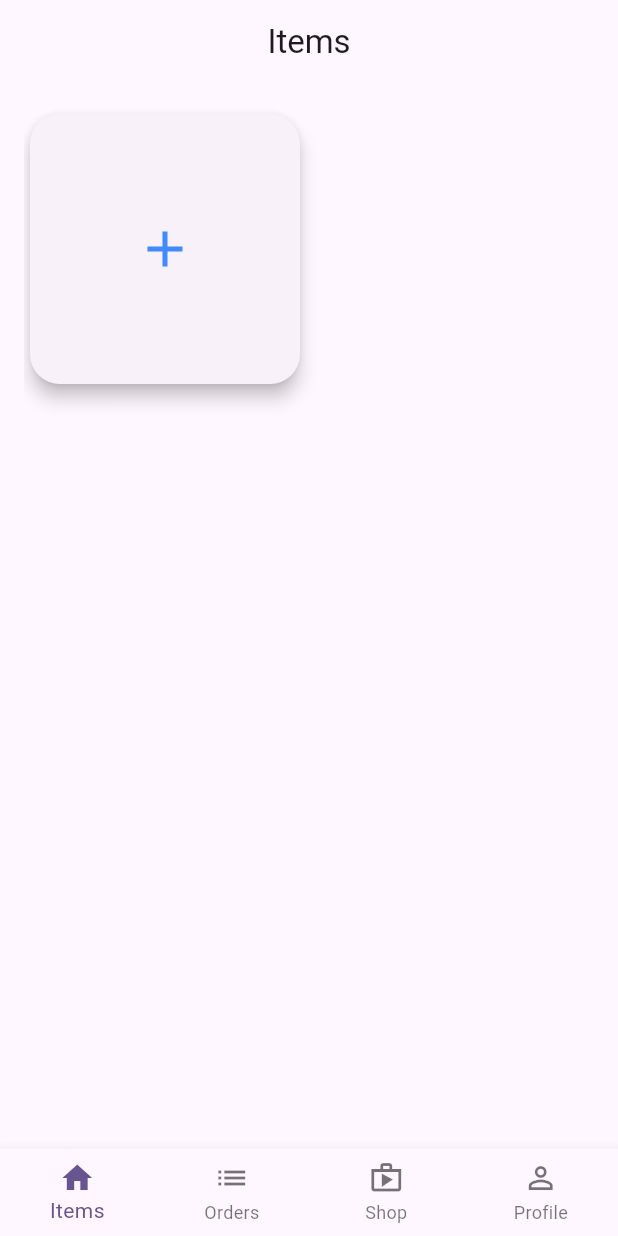
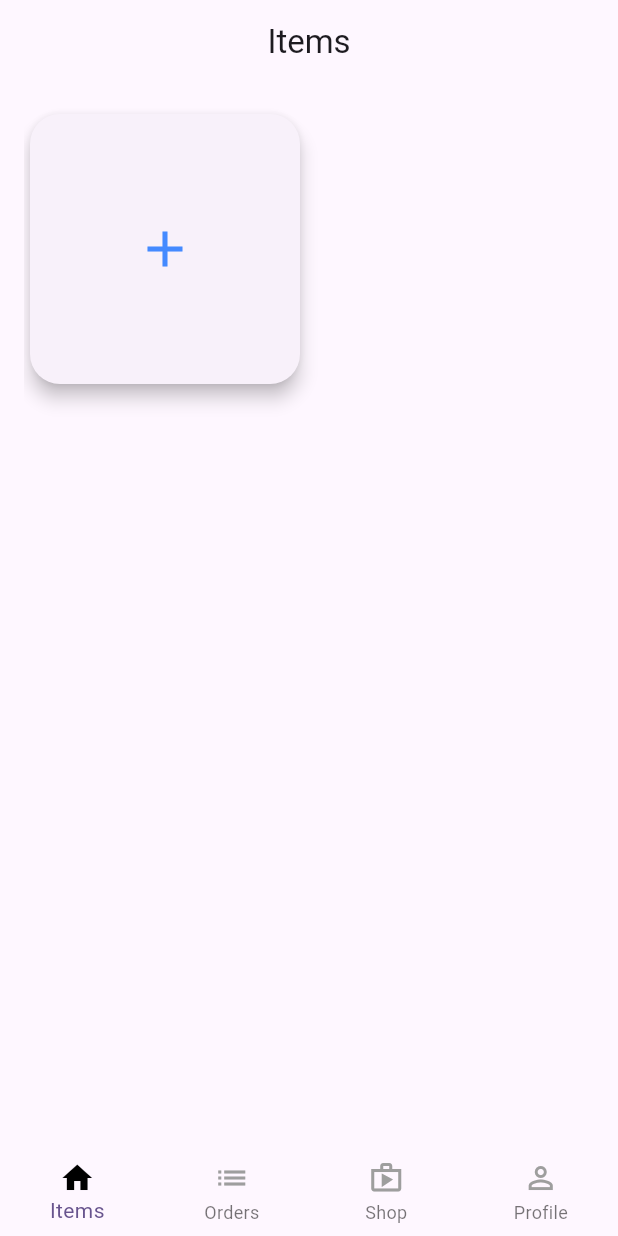
Before and after one commit to HelmiRmili3/ecohouseadmin, a Flutter app: the HomeScreen screen opened by its route, on a phone screen of 412 x 824 dp. Run offline on Flutter 3.47's test engine with Material 3 defaults, Android fonts, the phone set to English and light mode, and no system bars; our stand-ins replace bloc, cloud_firestore, equatable, file_picker, firebase_auth, firebase_core and 3 more; missing offline and left inert: flutter_facebook_auth; accounts and stored records are empty; network calls fail.

Commit message:
commit 1.0.0

```diff
--- a/lib/core/constants.dart
+++ b/lib/core/constants.dart
@@ -4,4 +4,6 @@ class Constants {
   static const String apiUrl = 'https://api.example.com';
   static const String login = 'Login';
   static const String item = 'Items';
+  static const String placeholderLink =
+      "https://media.istockphoto.com/id/1147544807/vector/thumbnail-image-vector-graphic.jpg?s=612x612&w=0&k=20&c=rnCKVbdxqkjlcs3xH87-9gocETqpspHFXu5dIGB4wuM=";
 }
--- a/lib/core/routes.dart
+++ b/lib/core/routes.dart
@@ -1,4 +1,3 @@
-
 import 'package:admin/features/auth/presentation/screens/login_screen.dart';
 import 'package:admin/features/home/presentation/screens/home.dart';
 import 'package:admin/features/items/presentation/screens/add_item_page.dart';
@@ -10,6 +9,7 @@ Map<String, WidgetBuilder> routes = {
   Routes.login: (context) => const LoginScreen(),
   Routes.home: (context) => const HomeScreen(),
   Routes.addItemPage: (context) => const AddItemPage(),
+
 };
 
 class Routes {
@@ -17,4 +17,5 @@ class Routes {
   static const String login = '/login';
   static const String home = '/home';
   static const String addItemPage = '/addItemPage';
+  //static const String updateItemPage = '/updateItemPage';
 }
--- a/lib/features/home/presentation/screens/home.dart
+++ b/lib/features/home/presentation/screens/home.dart
@@ -27,26 +27,49 @@ class _HomeScreenState extends State<HomeScreen> {
       ),
       body: pages[myCurrentIndex],
       bottomNavigationBar: Container(
-        decoration:const BoxDecoration(
-        color: Colors.transparent, // Set transparent color
-        boxShadow: [], // Remove any shadows
-      ),
+        decoration: const BoxDecoration(
+          color: Colors.transparent, // Set transparent color
+          boxShadow: [], // Remove any shadows
+        ),
         child: BottomNavigationBar(
           type: BottomNavigationBarType.fixed, // Set type to fixed
-         // backgroundColor: Colors.transparent.withOpacity(0.9), // Set transparent color
-        //  elevation: 0, // Set elevation to 0
+          // backgroundColor: Colors.transparent.withOpacity(0.9), // Set transparent color
+            elevation: 0, // Set elevation to 0
+
           onTap: (index) {
             setState(() {
               myCurrentIndex = index;
             });
           },
-          items: const [
-            BottomNavigationBarItem(icon: Icon(Icons.home), label: "Items"),
-            BottomNavigationBarItem(icon: Icon(Icons.list), label: "Orders"),
+          items: [
             BottomNavigationBarItem(
-                icon: Icon(Icons.shop_outlined), label: "Shop"),
+              icon: Icon(
+                Icons.home,
+                color: myCurrentIndex == 0 ? Colors.black : Colors.grey,
+              ),
+              label: "Items",
+            ),
             BottomNavigationBarItem(
-                icon: Icon(Icons.person_outline), label: "Profile"),
+              icon: Icon(
+                Icons.list,
+                color: myCurrentIndex == 1 ? Colors.black : Colors.grey,
+              ),
+              label: "Orders",
+            ),
+            BottomNavigationBarItem(
+              icon: Icon(
+                Icons.shop_outlined,
+                color: myCurrentIndex == 2 ? Colors.black : Colors.grey,
+              ),
+              label: "Shop",
+            ),
+            BottomNavigationBarItem(
+              icon: Icon(
+                Icons.person_outline,
+                color: myCurrentIndex == 3 ? Colors.black : Colors.grey,
+              ),
+              label: "Profile",
+            ),
           ],
         ),
       ),
--- a/lib/features/items/bloc/items_events.dart
+++ b/lib/features/items/bloc/items_events.dart
@@ -32,8 +32,12 @@ class RemoveItem extends ItemsEvent {
 
 class UpdateItem extends ItemsEvent {
   final ProductModule product;
+  final File? image;
 
-  const UpdateItem({required this.product});
+  const UpdateItem({
+    required this.image,
+    required this.product,
+  });
 
   @override
   List<Object?> get props => [product];
--- a/lib/features/items/modules/product.dart
+++ b/lib/features/items/modules/product.dart
@@ -7,27 +7,26 @@ class ProductModule {
   final int pointsPerKg;
   final String image;
   int weight;
-  ProductModule(
-      {required this.id,
+  ProductModule({
+    required this.id,
     required this.name,
     required this.pointsPerKg,
     required this.image,
-      required this.weight});
+    required this.weight,
+  });
 
-  // factory constructor to create a product with a generated ID
   factory ProductModule.create(
       {required String name,
       required int pointsPerKg,
       required int weight,
-       String image =""}) {
+      String image = ""}) {
     final String productId = const Uuid().v1();
     return ProductModule(
       id: productId,
       name: name,
       pointsPerKg: pointsPerKg,
       weight: weight,
-        image: image
-        // other properties...
+      image: image,
     );
   }
 
--- a/lib/features/items/presentation/screens/add_item_page.dart
+++ b/lib/features/items/presentation/screens/add_item_page.dart
@@ -1,5 +1,6 @@
 import 'dart:io';
 
+import 'package:admin/core/constants.dart';
 import 'package:admin/features/auth/presentation/widgets/custom_form_field.dart';
 import 'package:admin/features/items/bloc/items_bloc.dart';
 import 'package:admin/features/items/modules/product.dart';
@@ -69,7 +70,9 @@ class _AddItemPageState extends State<AddItemPage> {
                         _selectedImage = await pickImage();
                         setState(() {});
                       },
-                      child: PickImageWidget(image: _selectedImage),
+                      child: PickImageWidget(
+                          placeholderImage: Constants.placeholderLink,
+                          image: _selectedImage),
                     ),
                     const SizedBox(height: 20),
                     CustomFormField(
--- a/lib/features/items/repository/items_repository.dart
+++ b/lib/features/items/repository/items_repository.dart
@@ -23,7 +23,6 @@ class ItemsRepository {
       // Set the document reference (docRef) to be the same as the product ID
       DocumentReference docRef =
           _firebaseFirestore.collection('products').doc(product.id);
-
       // Set the document data using the set method
       await docRef.set(product.toJson());
     } catch (e) {
@@ -38,7 +37,6 @@ class ItemsRepository {
           _firebaseFirestore.collection('products');
       DocumentReference itemDocument = collection.doc(productId);
       await itemDocument.delete();
-
     } catch (e) {
       throw Exception('Failed to remove product from Firestore: $e');
     }
```
Also changed, not shown: lib/features/items/bloc/items_bloc.dart (+19 -1 lines), lib/features/items/presentation/screens/update_item_page.dart (+50 -23 lines), lib/features/items/presentation/widgets/item_card.dart (+18 -7 lines), lib/features/items/presentation/widgets/pick_image_widget.dart (+4 -18 lines). Lines whose indentation alone changed are shown as unchanged.
